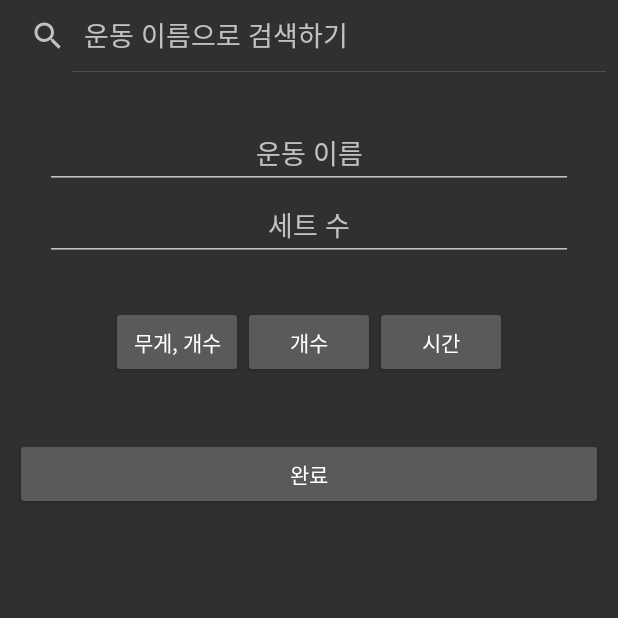
After one commit to enyul3417/BodyManagerApp, an Android app: the fragment ExerciseAddtionFragment shown on its own in the app's theme, on a phone screen of 412 x 824 dp, the top half of it. The commit adds this screen. Run offline under Robolectric (Android 15) with nearby library versions, the phone set to English and light mode, and no system bars.

Commit message:
add exercise - ing

```diff
--- a/app/src/main/java/com/example/bodymanagerapp/MainActivity.kt
+++ b/app/src/main/java/com/example/bodymanagerapp/MainActivity.kt
@@ -1,6 +1,5 @@
 package com.example.bodymanagerapp
 
-import android.content.Intent
 import android.database.sqlite.SQLiteDatabase
 import android.os.Bundle
 import android.view.Menu
@@ -9,6 +8,7 @@ import androidx.appcompat.app.AppCompatActivity
 import androidx.appcompat.widget.Toolbar
 import androidx.fragment.app.Fragment
 import com.example.bodymanagerapp.menu.*
+import com.example.bodymanagerapp.menu.Exercise.ExerciseFragment
 import com.google.android.material.bottomnavigation.BottomNavigationView
 
 class MainActivity : AppCompatActivity() {
--- /dev/null
+++ b/app/src/main/java/com/example/bodymanagerapp/menu/Exercise/ExerciseAddtionFragment.kt
@@ -0,0 +1,64 @@
+package com.example.bodymanagerapp.menu.Exercise
+
+import android.content.Context
+import android.os.Bundle
+import androidx.fragment.app.Fragment
+import android.view.LayoutInflater
+import android.view.View
+import android.view.ViewGroup
+import android.widget.Button
+import android.widget.FrameLayout
+import android.widget.SearchView
+import androidx.core.content.ContextCompat.getSystemService
+import com.example.bodymanagerapp.R
+
+class ExerciseAddtionFragment : Fragment() {
+    lateinit var ct : Context
+
+    lateinit var search_exercise : SearchView
+
+    lateinit var btn_weight_number : Button
+    lateinit var btn_number : Button
+    lateinit var btn_time : Button
+    lateinit var contentFrame : FrameLayout
+
+    override fun onCreate(savedInstanceState: Bundle?) {
+        super.onCreate(savedInstanceState)
+        arguments?.let {
+
+        }
+    }
+
+    override fun onCreateView(inflater: LayoutInflater, container: ViewGroup?,
+                              savedInstanceState: Bundle?): View? {
+        var view : View = inflater.inflate(R.layout.fragment_exercise_addtion, container, false)
+        ct = container!!.context
+
+        search_exercise = view.findViewById(R.id.search_exercise)
+
+        btn_weight_number = view.findViewById(R.id.button_weight_number)
+        btn_number = view.findViewById(R.id.button_number)
+        btn_number = view.findViewById(R.id.button_time)
+        contentFrame = view.findViewById(R.id.content_frame)
+
+        search_exercise.setOnQueryTextListener(object  : SearchView.OnQueryTextListener {
+            override fun onQueryTextChange(newText: String?): Boolean {
+                return false
+            }
+            override fun onQueryTextSubmit(query: String?): Boolean {
+                return false
+            }
+        })
+
+        btn_weight_number.setOnClickListener {
+            var inflater : LayoutInflater = ct.getSystemService(Context.LAYOUT_INFLATER_SERVICE) as LayoutInflater
+            inflater.inflate(R.layout.exercise_weight_number, contentFrame, true)
+        }
+
+
+
+        return view
+    }
+
+
+}
--- a/app/src/main/res/layout/fragment_exercise.xml
+++ b/app/src/main/res/layout/fragment_exercise.xml
@@ -4,7 +4,7 @@
     android:layout_width="match_parent"
     android:layout_height="match_parent"
     android:orientation="vertical"
-    tools:context=".menu.ExerciseFragment">
+    tools:context=".menu.Exercise.ExerciseFragment">
 
     <!-- 타이머/스톱워치 -->
     <LinearLayout
@@ -131,6 +131,7 @@
     </LinearLayout>
 
     <Button
+        android:id="@+id/button_exercise_add"
         android:layout_width="300dp"
         android:layout_height="wrap_content"
         android:text="운동 추가"
--- /dev/null
+++ b/app/src/main/res/layout/fragment_exercise_addtion.xml
@@ -0,0 +1,88 @@
+<?xml version="1.0" encoding="utf-8"?>
+<LinearLayout xmlns:android="http://schemas.android.com/apk/res/android"
+    xmlns:tools="http://schemas.android.com/tools"
+    android:layout_width="match_parent"
+    android:layout_height="match_parent"
+    android:orientation="vertical"
+    tools:context=".menu.Exercise.ExerciseAddtionFragment">
+
+    <SearchView
+        android:id="@+id/search_exercise"
+        android:layout_width="match_parent"
+        android:layout_height="wrap_content"
+        android:iconifiedByDefault="false"
+        android:queryHint="운동 이름으로 검색하기"/>
+
+    <TableLayout
+        android:stretchColumns="*"
+        android:layout_width="match_parent"
+        android:layout_height="wrap_content">
+
+        <TableRow
+            android:layout_width="match_parent"
+            android:layout_height="wrap_content">
+            <EditText
+                android:id="@+id/exercise_name"
+                android:layout_width="match_parent"
+                android:layout_height="wrap_content"
+                android:layout_marginTop="30dp"
+                android:layout_marginHorizontal="30dp"
+                android:hint="운동 이름"
+                android:gravity="center" />
+        </TableRow>
+
+        <TableRow
+            android:layout_width="match_parent"
+            android:layout_height="wrap_content">
+            <EditText
+                android:id="@+id/set_num"
+                android:layout_width="match_parent"
+                android:layout_height="wrap_content"
+                android:layout_marginHorizontal="30dp"
+                android:hint="세트 수"
+                android:gravity="center"
+                android:inputType="number"/>
+        </TableRow>
+
+    </TableLayout>
+
+    <LinearLayout
+        android:layout_width="wrap_content"
+        android:layout_height="wrap_content"
+        android:layout_gravity="center"
+        android:layout_margin="30dp">
+
+        <Button
+            android:id="@+id/button_weight_number"
+            android:layout_width="wrap_content"
+            android:layout_height="wrap_content"
+            android:text="무게, 개수" />
+
+        <Button
+            android:id="@+id/button_number"
+            android:layout_width="wrap_content"
+            android:layout_height="wrap_content"
+            android:text="개수"/>
+
+        <Button
+            android:id="@+id/button_time"
+            android:layout_width="wrap_content"
+            android:layout_height="wrap_content"
+            android:text="시간"/>
+
+    </LinearLayout>
+
+    <FrameLayout
+        android:id="@+id/content_frame"
+        android:layout_width="match_parent"
+        android:layout_height="wrap_content"/>
+
+    <Button
+        android:id="@+id/button_exercise_add_done"
+        android:layout_width="match_parent"
+        android:layout_height="wrap_content"
+        android:layout_gravity="center"
+        android:layout_margin="10dp"
+        android:text="완료"/>
+
+</LinearLayout>
--- a/app/src/main/res/values/strings.xml
+++ b/app/src/main/res/values/strings.xml
@@ -6,6 +6,4 @@
     <string name="navigation_stats">통계</string>
     <string name="navigation_pet">펫</string>
     <string name="settings">환경설정</string>
-    <!-- TODO: Remove or change this placeholder text -->
-    <string name="hello_blank_fragment">Hello blank fragment</string>
 </resources>
```
Also changed, not shown: app/src/main/java/com/example/bodymanagerapp/menu/Exercise/ExerciseFragment.kt (renamed from app/src/main/java/com/example/bodymanagerapp/menu/ExerciseFragment.kt, +23 -8 lines), app/src/main/java/com/example/bodymanagerapp/menu/Exercise/Steps.kt (added, +39 -0 lines), app/src/main/res/drawable/border.xml (added, +19 -0 lines), app/src/main/res/layout/exercise_weight_number.xml (added, +36 -0 lines).
